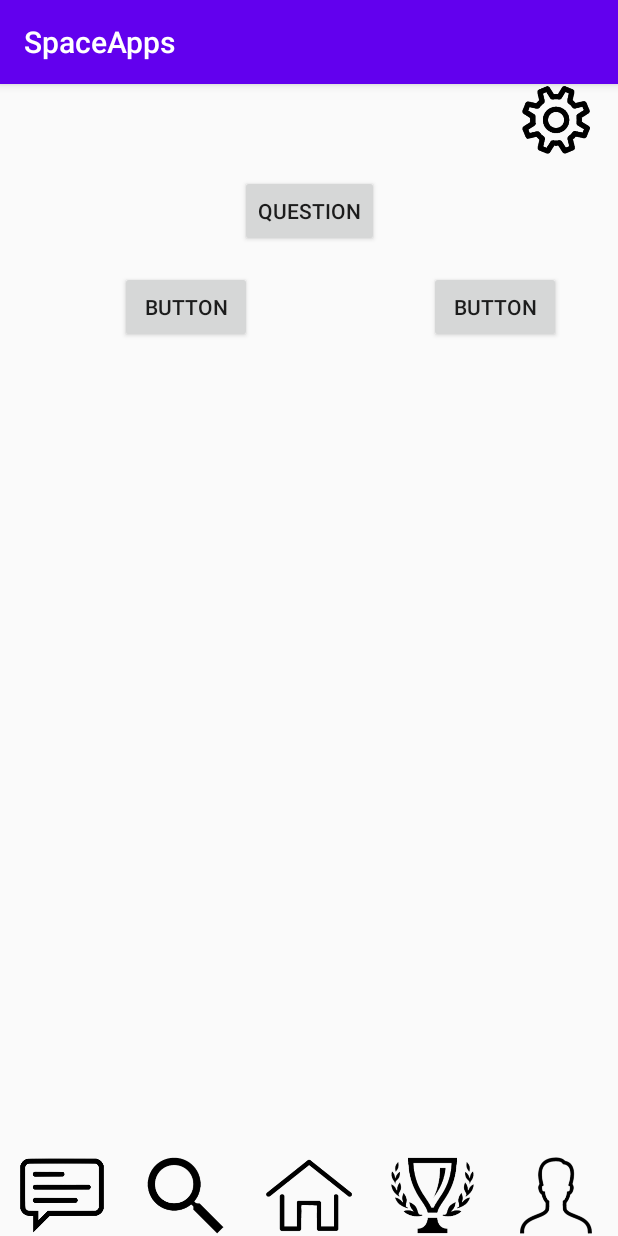
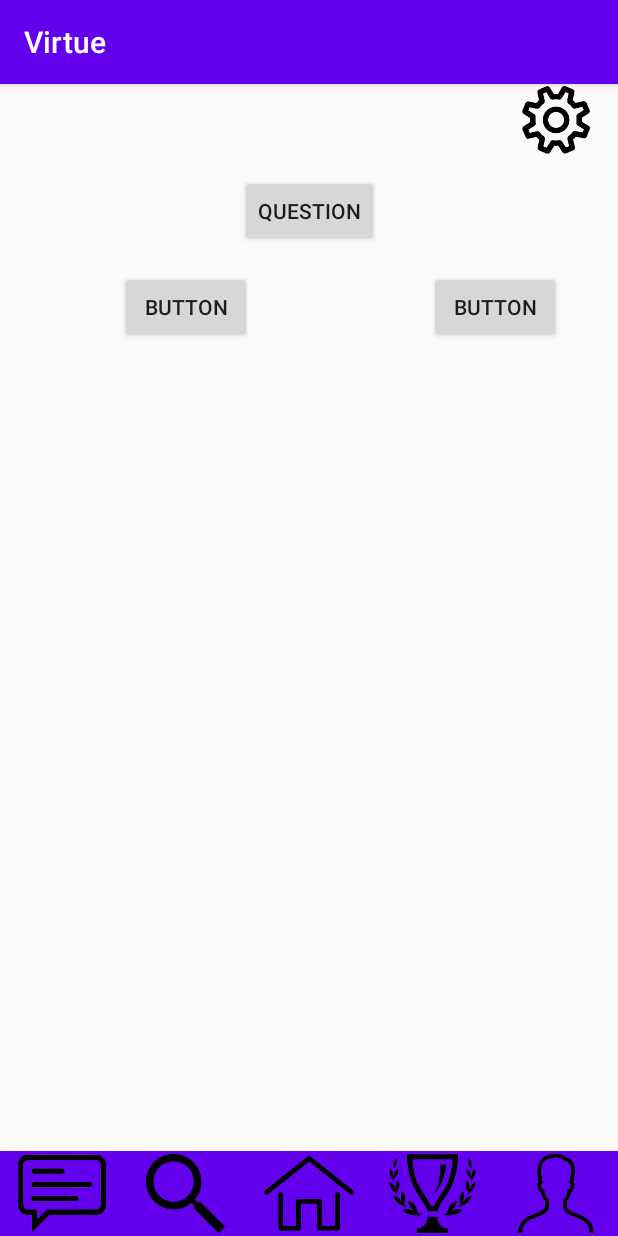
Before and after one commit to gomes717/SpaceApps, an Android app: the screen it shows after launch (MainActivity), on a phone screen of 412 x 824 dp. Run offline under Robolectric (Android 15) with nearby library versions, the phone set to English and light mode, and no system bars.

Commit message:
Icones aprimorados

```diff
--- a/app/src/main/AndroidManifest.xml
+++ b/app/src/main/AndroidManifest.xml
@@ -4,9 +4,9 @@
 
     <application
         android:allowBackup="true"
-        android:icon="@mipmap/appimage"
+        android:icon="@mipmap/appicon"
         android:label="@string/app_name"
-        android:roundIcon="@mipmap/appimage"
+        android:roundIcon="@mipmap/appicon"
         android:supportsRtl="true"
         android:theme="@style/AppTheme">
         <activity android:name=".activity.LoadingActivity"></activity>
--- a/app/src/main/res/layout/activity_main.xml
+++ b/app/src/main/res/layout/activity_main.xml
@@ -76,8 +76,8 @@
 
     <FrameLayout
         android:id="@+id/frameConteudo"
-        android:layout_width="0dp"
-        android:layout_height="0dp"
+        android:layout_width="425dp"
+        android:layout_height="704dp"
         app:layout_constraintBottom_toTopOf="@+id/guideline9"
         app:layout_constraintEnd_toEndOf="parent"
         app:layout_constraintHorizontal_bias="0.0"
@@ -96,13 +96,13 @@
         android:layout_width="wrap_content"
         android:layout_height="wrap_content"
         android:orientation="horizontal"
-        app:layout_constraintGuide_percent="0.93" />
+        app:layout_constraintGuide_end="57dp" />
 
     <ImageButton
         android:id="@+id/buttonSearch"
         android:layout_width="0dp"
         android:layout_height="0dp"
-        android:background="#00FFFFFF"
+        android:background="@color/colorPrimary"
         android:scaleType="fitCenter"
         app:layout_constraintBottom_toBottomOf="parent"
         app:layout_constraintEnd_toStartOf="@+id/guideline"
@@ -114,7 +114,7 @@
         android:id="@+id/buttonChat"
         android:layout_width="0dp"
         android:layout_height="0dp"
-        android:background="#00FFFFFF"
+        android:background="@color/colorPrimary"
         android:scaleType="fitCenter"
         app:layout_constraintBottom_toBottomOf="parent"
         app:layout_constraintEnd_toStartOf="@+id/guideline8"
@@ -126,7 +126,7 @@
         android:id="@+id/buttonQuestionPage"
         android:layout_width="0dp"
         android:layout_height="0dp"
-        android:background="#00FFFFFF"
+        android:background="@color/colorPrimary"
         android:scaleType="fitCenter"
         app:layout_constraintBottom_toBottomOf="parent"
         app:layout_constraintEnd_toStartOf="@+id/guideline2"
@@ -138,7 +138,7 @@
         android:id="@+id/buttonLeaderBoard"
         android:layout_width="0dp"
         android:layout_height="0dp"
-        android:background="#00FFFFFF"
+        android:background="@color/colorPrimary"
         android:scaleType="fitCenter"
         app:layout_constraintBottom_toBottomOf="parent"
         app:layout_constraintEnd_toStartOf="@+id/guideline3"
@@ -150,7 +150,7 @@
         android:id="@+id/buttonMenu"
         android:layout_width="0dp"
         android:layout_height="0dp"
-        android:background="#00FFFFFF"
+        android:background="@color/colorPrimary"
         android:focusable="auto"
         android:scaleType="fitCenter"
         app:layout_constraintBottom_toBottomOf="parent"
--- a/app/src/main/res/values/strings.xml
+++ b/app/src/main/res/values/strings.xml
@@ -1,5 +1,5 @@
 <resources>
-    <string name="app_name">SpaceApps</string>
+    <string name="app_name">Virtue</string>
     <string name="enter">Enter</string>
     <string name="large_text">
         "Material is the metaphor.\n\n"
```
Also changed, not shown: app/src/main/res/layout/activity_loading.xml (+5 -3 lines), app/src/main/res/mipmap-mdpi/appicon.png (added), app/src/main/res/mipmap-xxhdpi/appimage.png (deleted).
